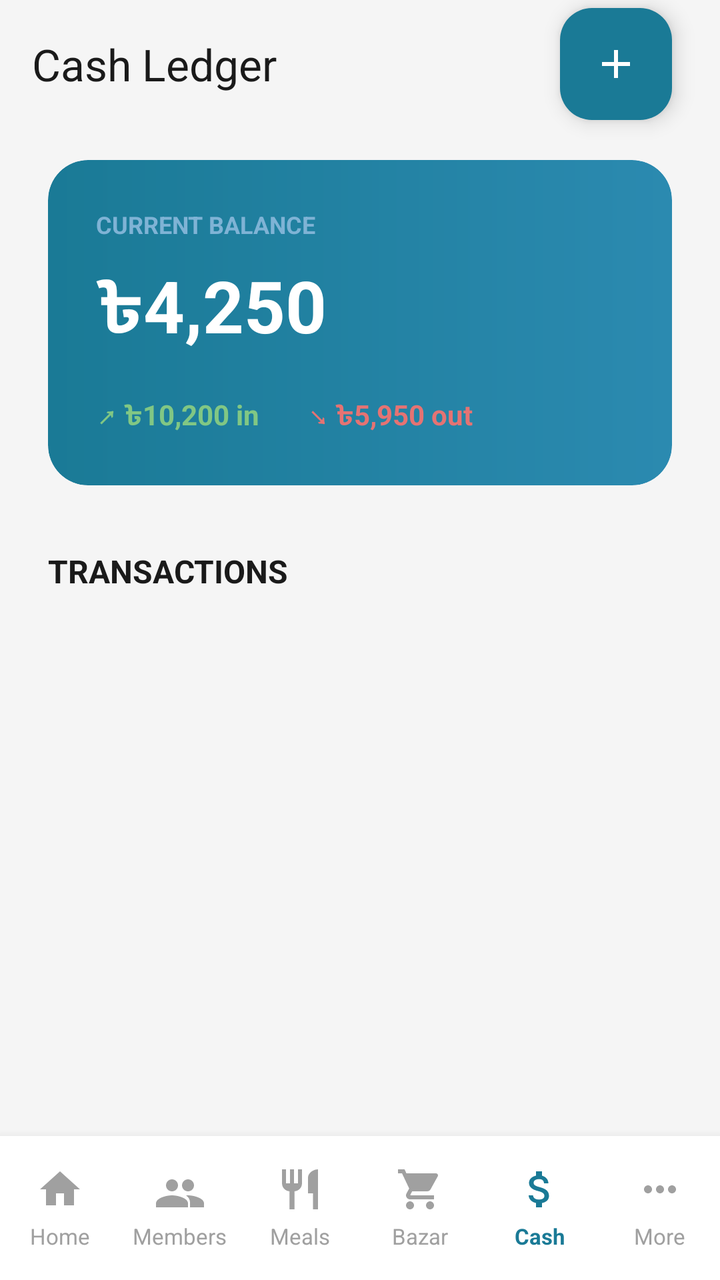
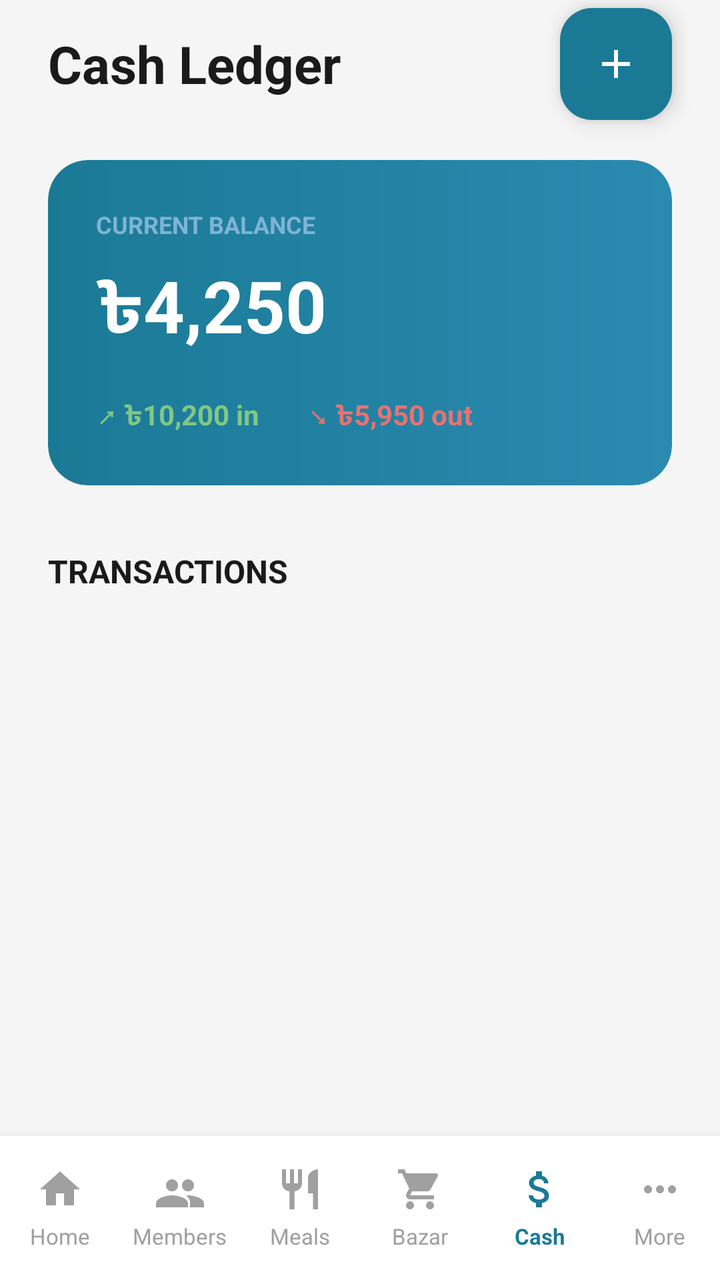

The first picture is an Android layout as it rendered before a commit; the second is the same layout after the commit. The layout source and the unified diff follow.
<!-- AndroidManifest.xml: activity theme Theme.MessManagement -->
<!-- res/layout/activity_cash_ledger.xml -->
<?xml version="1.0" encoding="utf-8"?>
<androidx.constraintlayout.widget.ConstraintLayout xmlns:android="http://schemas.android.com/apk/res/android"
    xmlns:app="http://schemas.android.com/apk/res-auto"
    xmlns:tools="http://schemas.android.com/tools"
    android:layout_width="match_parent"
    android:layout_height="match_parent"
    android:background="@color/bazar_bg">

    
    <com.google.android.material.appbar.MaterialToolbar
        android:id="@+id/toolbar"
        android:layout_width="match_parent"
        android:layout_height="?attr/actionBarSize"
        android:background="@color/bazar_bg"
        app:layout_constraintTop_toTopOf="parent"
        app:title="@string/title_cash_ledger"
        app:titleCentered="false"
        app:titleTextAppearance="@style/TextAppearance.Material3.TitleLarge"
        app:titleTextColor="@color/text_dark" />

    <com.google.android.material.floatingactionbutton.FloatingActionButton
        android:id="@+id/fab_add_transaction"
        android:layout_width="wrap_content"
        android:layout_height="wrap_content"
        android:layout_marginEnd="24dp"
        android:contentDescription="@string/header_transactions"
        android:src="@drawable/ic_add"
        app:backgroundTint="@color/fab_bg"
        app:fabSize="mini"
        app:layout_constraintBottom_toBottomOf="@id/toolbar"
        app:layout_constraintEnd_toEndOf="parent"
        app:layout_constraintTop_toTopOf="@id/toolbar"
        app:tint="@color/white" />

    <ScrollView
        android:layout_width="match_parent"
        android:layout_height="0dp"
        android:fillViewport="true"
        app:layout_constraintBottom_toTopOf="@id/bottom_nav"
        app:layout_constraintTop_toBottomOf="@id/toolbar">

        <androidx.constraintlayout.widget.ConstraintLayout
            android:layout_width="match_parent"
            android:layout_height="wrap_content"
            android:paddingBottom="24dp">

            
            <com.google.android.material.card.MaterialCardView
                android:id="@+id/card_current_balance"
                android:layout_width="match_parent"
                android:layout_height="wrap_content"
                android:layout_marginHorizontal="24dp"
                android:layout_marginTop="16dp"
                app:cardCornerRadius="20dp"
                app:layout_constraintTop_toTopOf="parent"
                app:strokeWidth="0dp">

                <androidx.constraintlayout.widget.ConstraintLayout
                    android:layout_width="match_parent"
                    android:layout_height="wrap_content"
                    android:background="@drawable/cash_card_background"
                    android:padding="24dp">

                    <TextView
                        android:id="@+id/tv_balance_label"
                        android:layout_width="wrap_content"
                        android:layout_height="wrap_content"
                        android:text="@string/label_current_balance"
                        android:textColor="@color/text_light_blue"
                        android:textSize="12sp"
                        android:textStyle="bold"
                        app:layout_constraintStart_toStartOf="parent"
                        app:layout_constraintTop_toTopOf="parent" />

                    <TextView
                        android:id="@+id/tv_balance_amount"
                        android:layout_width="wrap_content"
                        android:layout_height="wrap_content"
                        android:layout_marginTop="8dp"
                        android:text="@string/balance_amount"
                        android:textColor="@color/white"
                        android:textSize="36sp"
                        android:textStyle="bold"
                        app:layout_constraintStart_toStartOf="parent"
                        app:layout_constraintTop_toBottomOf="@id/tv_balance_label" />

                    <LinearLayout
                        android:layout_width="match_parent"
                        android:layout_height="wrap_content"
                        android:layout_marginTop="16dp"
                        android:baselineAligned="false"
                        android:orientation="horizontal"
                        app:layout_constraintTop_toBottomOf="@id/tv_balance_amount">

                        <TextView
                            android:id="@+id/tv_incoming"
                            android:layout_width="wrap_content"
                            android:layout_height="wrap_content"
                            android:text="↗ ৳10,200 in"
                            android:textColor="#81C784"
                            android:textSize="14sp"
                            android:textStyle="bold" />

                        <TextView
                            android:id="@+id/tv_outgoing"
                            android:layout_width="wrap_content"
                            android:layout_height="wrap_content"
                            android:layout_marginStart="24dp"
                            android:text="↘ ৳5,950 out"
                            android:textColor="#E57373"
                            android:textSize="14sp"
                            android:textStyle="bold" />
                    </LinearLayout>

                </androidx.constraintlayout.widget.ConstraintLayout>
            </com.google.android.material.card.MaterialCardView>

            
            <TextView
                android:id="@+id/tv_transactions_header"
                android:layout_width="wrap_content"
                android:layout_height="wrap_content"
                android:layout_marginStart="24dp"
                android:layout_marginTop="32dp"
                android:text="@string/header_transactions"
                android:textColor="@color/text_dark"
                android:textSize="16sp"
                android:textStyle="bold"
                app:layout_constraintStart_toStartOf="parent"
                app:layout_constraintTop_toBottomOf="@id/card_current_balance" />

            

            <androidx.recyclerview.widget.RecyclerView
                android:id="@+id/transaction_container"
                android:layout_width="match_parent"
                android:layout_height="0dp"
                android:layout_weight="1"
                android:paddingHorizontal="16dp"
                android:paddingBottom="8dp"
                android:clipToPadding="false"
                app:layout_constraintTop_toBottomOf="@id/tv_transactions_header"/>


        </androidx.constraintlayout.widget.ConstraintLayout>
    </ScrollView>

    
    <LinearLayout
        android:id="@+id/bottom_nav"
        android:layout_width="match_parent"
        android:layout_height="72dp"
        android:background="@drawable/bottom_nav_background"
        android:baselineAligned="false"
        android:elevation="8dp"
        android:orientation="horizontal"
        app:layout_constraintBottom_toBottomOf="parent">

        
        <LinearLayout
            android:layout_width="0dp"
            android:layout_height="match_parent"
            android:layout_weight="1"
            android:gravity="center"
            android:orientation="vertical"

            android:clickable="true"
            android:focusable="true"
            android:background="?attr/selectableItemBackground"
            android:id="@+id/btn_home_layout">
            <ImageView
                android:layout_width="24dp"
                android:layout_height="24dp"
                android:contentDescription="@string/nav_home"
                android:src="@drawable/ic_home"
                app:tint="@color/nav_inactive" />
            <TextView
                android:layout_width="wrap_content"
                android:layout_height="wrap_content"
                android:layout_marginTop="4dp"
                android:text="@string/nav_home"
                android:textColor="@color/nav_inactive"
                android:textSize="11sp" />
        </LinearLayout>

        
        <LinearLayout
            android:id="@+id/btn_member_layout"
            android:layout_width="0dp"
            android:layout_height="match_parent"
            android:layout_weight="1"
            android:clickable="true"
            android:focusable="true"
            android:background="?attr/selectableItemBackground"
            android:gravity="center"
            android:orientation="vertical">
            <ImageView
                android:layout_width="24dp"
                android:layout_height="24dp"
                android:contentDescription="@string/nav_members"
                android:src="@drawable/ic_members"
                app:tint="@color/nav_inactive" />
            <TextView
                android:layout_width="wrap_content"
                android:layout_height="wrap_content"
                android:layout_marginTop="4dp"
                android:text="@string/nav_members"
                android:textColor="@color/nav_inactive"
                android:textSize="11sp" />
        </LinearLayout>

        
        <LinearLayout
            android:id="@+id/btn_meals_layout"
            android:layout_width="0dp"
            android:layout_height="match_parent"
            android:layout_weight="1"
            android:clickable="true"
            android:focusable="true"
            android:background="?attr/selectableItemBackground"
            android:gravity="center"
            android:orientation="vertical">
            <ImageView
                android:layout_width="24dp"
                android:layout_height="24dp"
                android:contentDescription="@string/nav_meals"
                android:src="@drawable/ic_meals"
                app:tint="@color/nav_inactive" />
            <TextView
                android:layout_width="wrap_content"
                android:layout_height="wrap_content"
                android:layout_marginTop="4dp"
                android:text="@string/nav_meals"
                android:textColor="@color/nav_inactive"
                android:textSize="11sp" />
        </LinearLayout>

        
        <LinearLayout
            android:id="@+id/btn_bazar_layout"
            android:layout_width="0dp"
            android:layout_height="match_parent"
            android:layout_weight="1"
            android:clickable="true"
            android:focusable="true"
            android:background="?attr/selectableItemBackground"
            android:gravity="center"
            android:orientation="vertical">
            <ImageView
                android:layout_width="24dp"
                android:layout_height="24dp"
                android:contentDescription="@string/nav_bazar"
                android:src="@drawable/ic_bazar"
                app:tint="@color/nav_inactive" />
            <TextView
                android:layout_width="wrap_content"
                android:layout_height="wrap_content"
                android:layout_marginTop="4dp"
                android:text="@string/nav_bazar"
                android:textColor="@color/nav_inactive"
                android:textSize="11sp" />
        </LinearLayout>

        
        <LinearLayout
            android:layout_width="0dp"
            android:layout_height="match_parent"
            android:layout_weight="1"
            android:gravity="center"
            android:orientation="vertical"

            android:clickable="true"
            android:focusable="true"
            android:background="?attr/selectableItemBackground"
            android:id="@+id/btn_cash_layout">
            <ImageView
                android:layout_width="24dp"
                android:layout_height="24dp"
                android:contentDescription="@string/nav_cash"
                android:src="@drawable/ic_cash"
                app:tint="@color/nav_active" />
            <TextView
                android:layout_width="wrap_content"
                android:layout_height="wrap_content"
                android:layout_marginTop="4dp"
                android:text="@string/nav_cash"
                android:textColor="@color/nav_active"
                android:textSize="11sp"
                android:textStyle="bold" />
        </LinearLayout>

        
        <LinearLayout
            android:id="@+id/btn_more_layout"
            android:layout_width="0dp"
            android:layout_height="match_parent"
            android:layout_weight="1"
            android:clickable="true"
            android:focusable="true"
            android:background="?attr/selectableItemBackground"
            android:gravity="center"
            android:orientation="vertical">
            <ImageView
                android:layout_width="24dp"
                android:layout_height="24dp"
                android:contentDescription="@string/nav_more"
                android:src="@drawable/ic_more"
                app:tint="@color/nav_inactive" />
            <TextView
                android:layout_width="wrap_content"
                android:layout_height="wrap_content"
                android:layout_marginTop="4dp"
                android:text="@string/nav_more"
                android:textColor="@color/nav_inactive"
                android:textSize="11sp" />
        </LinearLayout>

    </LinearLayout>

</androidx.constraintlayout.widget.ConstraintLayout>
<!-- resources referenced by this layout -->
<resources>
  <color name="bazar_bg">#F5F5F5</color>
  <color name="fab_bg">#1a7a96</color>
  <color name="nav_active">#1a7a96</color>
  <color name="nav_inactive">#a0a0a0</color>
  <color name="text_dark">#1a1a1a</color>
  <color name="text_light_blue">#7fb3d5</color>
  <color name="white">#FFFFFFFF</color>
  <!-- drawable bottom_nav_background (drawable) -->
  <?xml version="1.0" encoding="utf-8"?>
  <shape xmlns:android="http://schemas.android.com/apk/res/android">
      <solid android:color="@color/white" />
  </shape>
  <!-- drawable cash_card_background (drawable) -->
  <?xml version="1.0" encoding="utf-8"?>
  <shape xmlns:android="http://schemas.android.com/apk/res/android">
      <gradient
          android:angle="0"
          android:endColor="@color/bazar_card_end"
          android:startColor="@color/bazar_card_start"
          android:type="linear" />
      <corners android:radius="20dp" />
  </shape>
  <!-- drawable ic_add (drawable) -->
  <vector xmlns:android="http://schemas.android.com/apk/res/android"
      android:width="24dp"
      android:height="24dp"
      android:viewportWidth="24"
      android:viewportHeight="24">
      <path
          android:fillColor="@android:color/white"
          android:pathData="M19,13H13V19H11V13H5V11H11V5H13V11H19V13Z" />
  </vector>
  <!-- drawable ic_home (drawable) -->
  <vector xmlns:android="http://schemas.android.com/apk/res/android"
      android:width="24dp"
      android:height="24dp"
      android:viewportWidth="24"
      android:viewportHeight="24">
      <path
          android:fillColor="@android:color/black"
          android:pathData="M10,20V14H14V20H19V12H22L12,3L2,12H5V20H10Z" />
  </vector>
  <!-- drawable ic_meals (drawable) -->
  <vector xmlns:android="http://schemas.android.com/apk/res/android"
      android:width="24dp"
      android:height="24dp"
      android:viewportWidth="24"
      android:viewportHeight="24">
      <path
          android:fillColor="@android:color/black"
          android:pathData="M11,9H9V2H7V9H5V2H3V9C3,11.12 4.66,12.84 6.75,12.97V22H9.25V12.97C11.34,12.84 13,11.12 13,9V2H11V9M16,6V14H18.5V22H21V2C18.24,2 16,4.24 16,6Z" />
  </vector>
  <!-- drawable ic_more (drawable) -->
  <vector xmlns:android="http://schemas.android.com/apk/res/android"
      android:width="24dp"
      android:height="24dp"
      android:viewportWidth="24"
      android:viewportHeight="24">
      <path
          android:fillColor="@android:color/black"
          android:pathData="M6,10C4.9,10 4,10.9 4,12C4,13.1 4.9,14 6,14C7.1,14 8,13.1 8,12C8,10.9 7.1,10 6,10M18,10C16.9,10 16,10.9 16,12C16,13.1 16.9,14 18,14C19.1,14 20,13.1 20,12C20,10.9 19.1,10 18,10M12,10C10.9,10 10,10.9 10,12C10,13.1 10.9,14 12,14C13.1,14 14,13.1 14,12C14,10.9 13.1,10 12,10Z" />
  </vector>
  <string name="balance_amount">৳4,250</string>
  <string name="header_transactions">TRANSACTIONS</string>
  <string name="label_current_balance">CURRENT BALANCE</string>
  <string name="nav_bazar">Bazar</string>
  <string name="nav_cash">Cash</string>
  <string name="nav_home">Home</string>
  <string name="nav_meals">Meals</string>
  <string name="nav_members">Members</string>
  <string name="nav_more">More</string>
  <string name="title_cash_ledger">Cash Ledger</string>
  <style name="Theme.MessManagement" parent="Theme.Material3.Light.NoActionBar">
          
          <item name="colorPrimary">@color/nav_active</item>
          <item name="colorOnPrimary">@color/white</item>
          
          <item name="colorSecondary">@color/bazar_card_end</item>
          <item name="colorOnSecondary">@color/white</item>
          
          <item name="android:statusBarColor">@color/primary_bg</item>
          <item name="android:windowLightStatusBar">true</item>
          <item name="android:fitsSystemWindows">true</item>
      </style>
  <color name="bazar_card_end">#2b8ab0</color>
  <color name="bazar_card_start">#1a7a96</color>
  <color name="primary_bg">#1a4d63</color>
  <!-- unchanged entries left out for length: 3 -->
</resources>

<!-- the commit's change to res/layout/activity_cash_ledger.xml (unified diff, before → after) -->
@@ -7,16 +7,19 @@
     android:background="@color/bazar_bg">
 
     
-    <com.google.android.material.appbar.MaterialToolbar
+    <TextView
         android:id="@+id/toolbar"
         android:layout_width="match_parent"
         android:layout_height="?attr/actionBarSize"
         android:background="@color/bazar_bg"
         app:layout_constraintTop_toTopOf="parent"
-        app:title="@string/title_cash_ledger"
-        app:titleCentered="false"
-        app:titleTextAppearance="@style/TextAppearance.Material3.TitleLarge"
-        app:titleTextColor="@color/text_dark" />
+        android:text="@string/title_cash_ledger"
+
+        android:textSize="26sp"
+        android:paddingLeft="24dp"
+        android:gravity="center_vertical"
+        android:textStyle="bold"
+        android:textColor="@color/text_dark" />
 
     <com.google.android.material.floatingactionbutton.FloatingActionButton
         android:id="@+id/fab_add_transaction"
